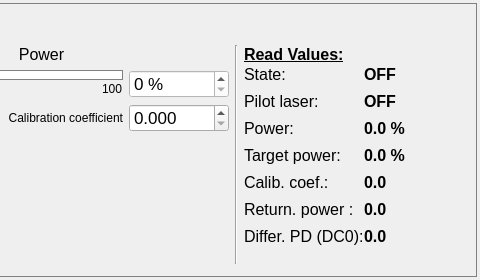
Qt form user_panel.ui (bulkanul/EVO_YFL_1064_GUI_coherent2) before a commit; both pictures show x 318 to 798 and y 0 to 280 of the 798 by 280 pixel window.
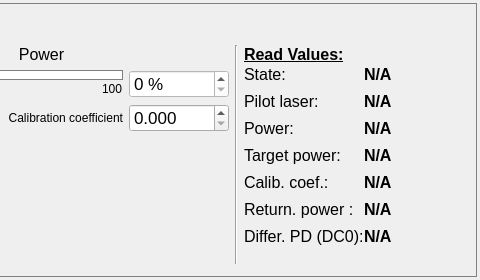
The same form after that commit. Icons and pictures are not drawn.

Patch:
```diff
--- a/user_panel.ui
+++ b/user_panel.ui
@@ -773,7 +773,7 @@
                 </font>
                </property>
                <property name="text">
-                <string>OFF</string>
+                <string>N/A</string>
                </property>
               </widget>
              </item>
@@ -824,7 +824,7 @@
                 </font>
                </property>
                <property name="text">
-                <string>OFF</string>
+                <string>N/A</string>
                </property>
               </widget>
              </item>
@@ -875,7 +875,7 @@
                 </font>
                </property>
                <property name="text">
-                <string>0.0 %</string>
+                <string>N/A</string>
                </property>
               </widget>
              </item>
@@ -926,7 +926,7 @@
                 </font>
                </property>
                <property name="text">
-                <string>0.0 %</string>
+                <string>N/A</string>
                </property>
               </widget>
              </item>
@@ -977,7 +977,7 @@
                 </font>
                </property>
                <property name="text">
-                <string>0.0</string>
+                <string>N/A</string>
                </property>
               </widget>
              </item>
@@ -1028,7 +1028,7 @@
                 </font>
                </property>
                <property name="text">
-                <string>0.0</string>
+                <string>N/A</string>
                </property>
               </widget>
              </item>
@@ -1079,7 +1079,7 @@
                 </font>
                </property>
                <property name="text">
-                <string>0.0</string>
+                <string>N/A</string>
                </property>
               </widget>
              </item>
```
